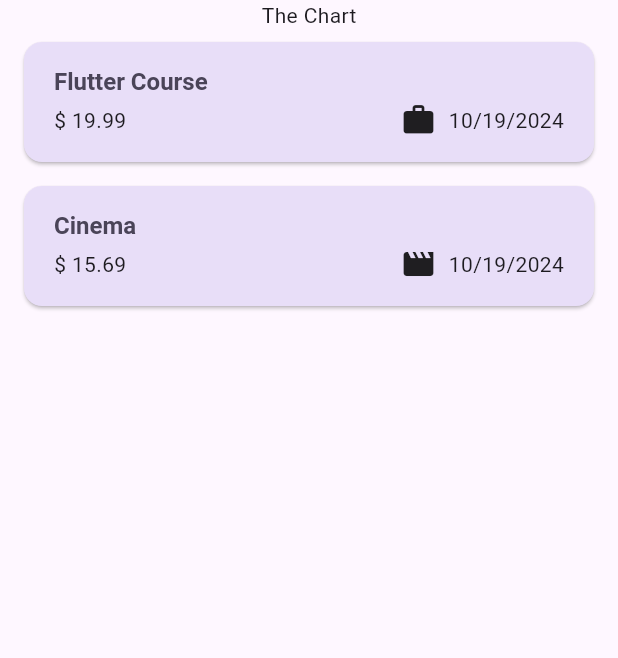
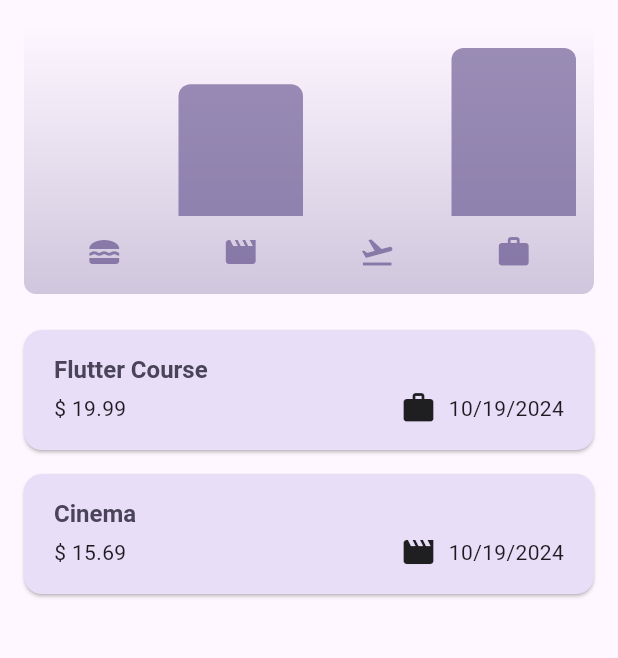
Before and after one commit to Branimir026/expense_tracker, a Flutter app: the screen it shows after launch, on a phone screen of 412 x 824 dp, the part 84-742 px from its top. Run offline on Flutter 3.47's test engine with Material 3 defaults, Android fonts, the phone set to English and light mode, and no system bars.

Commit message:
added chart

```diff
--- a/lib/models/expense.dart
+++ b/lib/models/expense.dart
@@ -38,3 +38,28 @@ class Expense {
     return formatter.format(date);
   }
 }
+
+class ExpenseBucket {
+  ExpenseBucket({
+    required this.category,
+    required this.expenses,
+  });
+
+  ExpenseBucket.forCategory(List<Expense> allExpenses, this.category)
+      : expenses = allExpenses
+            .where((expense) => expense.category == category)
+            .toList();
+
+  final Category category;
+  final List<Expense> expenses;
+
+  double get totalExpenses {
+    double sum = 0;
+
+    for (final expense in expenses) {
+      sum += expense.amount;
+    }
+
+    return sum;
+  }
+}
--- /dev/null
+++ b/lib/widgets/chart/chart.dart
@@ -0,0 +1,95 @@
+import 'package:flutter/material.dart';
+
+import 'package:expense_tracker/widgets/chart/chart_bar.dart';
+import 'package:expense_tracker/models/expense.dart';
+
+class Chart extends StatelessWidget {
+  const Chart({super.key, required this.expenses});
+
+  final List<Expense> expenses;
+
+  List<ExpenseBucket> get buckets {
+    return [
+      ExpenseBucket.forCategory(expenses, Category.food),
+      ExpenseBucket.forCategory(expenses, Category.leisure),
+      ExpenseBucket.forCategory(expenses, Category.travel),
+      ExpenseBucket.forCategory(expenses, Category.work),
+    ];
+  }
+
+  double get maxTotalExpense {
+    double maxTotalExpense = 0;
+
+    for (final bucket in buckets) {
+      if (bucket.totalExpenses > maxTotalExpense) {
+        maxTotalExpense = bucket.totalExpenses;
+      }
+    }
+
+    return maxTotalExpense;
+  }
+
+  @override
+  Widget build(BuildContext context) {
+    final isDarkMode =
+        MediaQuery.of(context).platformBrightness == Brightness.dark;
+    return Container(
+      margin: const EdgeInsets.all(16),
+      padding: const EdgeInsets.symmetric(
+        vertical: 16,
+        horizontal: 8,
+      ),
+      width: double.infinity,
+      height: 180,
+      decoration: BoxDecoration(
+        borderRadius: BorderRadius.circular(8),
+        gradient: LinearGradient(
+          colors: [
+            Theme.of(context).colorScheme.primary.withOpacity(0.3),
+            Theme.of(context).colorScheme.primary.withOpacity(0.0)
+          ],
+          begin: Alignment.bottomCenter,
+          end: Alignment.topCenter,
+        ),
+      ),
+      child: Column(
+        children: [
+          Expanded(
+            child: Row(
+              crossAxisAlignment: CrossAxisAlignment.end,
+              children: [
+                for (final bucket in buckets) // alternative to map()
+                  ChartBar(
+                    fill: bucket.totalExpenses == 0
+                        ? 0
+                        : bucket.totalExpenses / maxTotalExpense,
+                  )
+              ],
+            ),
+          ),
+          const SizedBox(height: 12),
+          Row(
+            children: buckets
+                .map(
+                  (bucket) => Expanded(
+                    child: Padding(
+                      padding: const EdgeInsets.symmetric(horizontal: 4),
+                      child: Icon(
+                        categoryIcons[bucket.category],
+                        color: isDarkMode
+                            ? Theme.of(context).colorScheme.secondary
+                            : Theme.of(context)
+                                .colorScheme
+                                .primary
+                                .withOpacity(0.7),
+                      ),
+                    ),
+                  ),
+                )
+                .toList(),
+          )
+        ],
+      ),
+    );
+  }
+}
--- /dev/null
+++ b/lib/widgets/chart/chart_bar.dart
@@ -0,0 +1,34 @@
+import 'package:flutter/material.dart';
+
+class ChartBar extends StatelessWidget {
+  const ChartBar({
+    super.key,
+    required this.fill,
+  });
+
+  final double fill;
+
+  @override
+  Widget build(BuildContext context) {
+    final isDarkMode =
+        MediaQuery.of(context).platformBrightness == Brightness.dark;
+    return Expanded(
+      child: Padding(
+        padding: const EdgeInsets.symmetric(horizontal: 4),
+        child: FractionallySizedBox(
+          heightFactor: fill,
+          child: DecoratedBox(
+            decoration: BoxDecoration(
+              shape: BoxShape.rectangle,
+              borderRadius:
+                  const BorderRadius.vertical(top: Radius.circular(8)),
+              color: isDarkMode
+                  ? Theme.of(context).colorScheme.secondary
+                  : Theme.of(context).colorScheme.primary.withOpacity(0.65),
+            ),
+          ),
+        ),
+      ),
+    );
+  }
+}
--- a/lib/widgets/expenses.dart
+++ b/lib/widgets/expenses.dart
@@ -3,6 +3,7 @@ import 'package:flutter/material.dart';
 import 'package:expense_tracker/widgets/new_expense.dart';
 import 'package:expense_tracker/widgets/expenses_list/expenses_list.dart';
 import 'package:expense_tracker/models/expense.dart';
+import 'package:expense_tracker/widgets/chart/chart.dart';
 
 class Expenses extends StatefulWidget {
   const Expenses({super.key});
@@ -92,7 +93,7 @@ class _ExpensesState extends State<Expenses> {
       ),
       body: Column(
         children: [
-          const Text('The Chart'),
+          Chart(expenses: _registeredExpenses),
           Expanded(
             child: mainContent,
           ),
```
